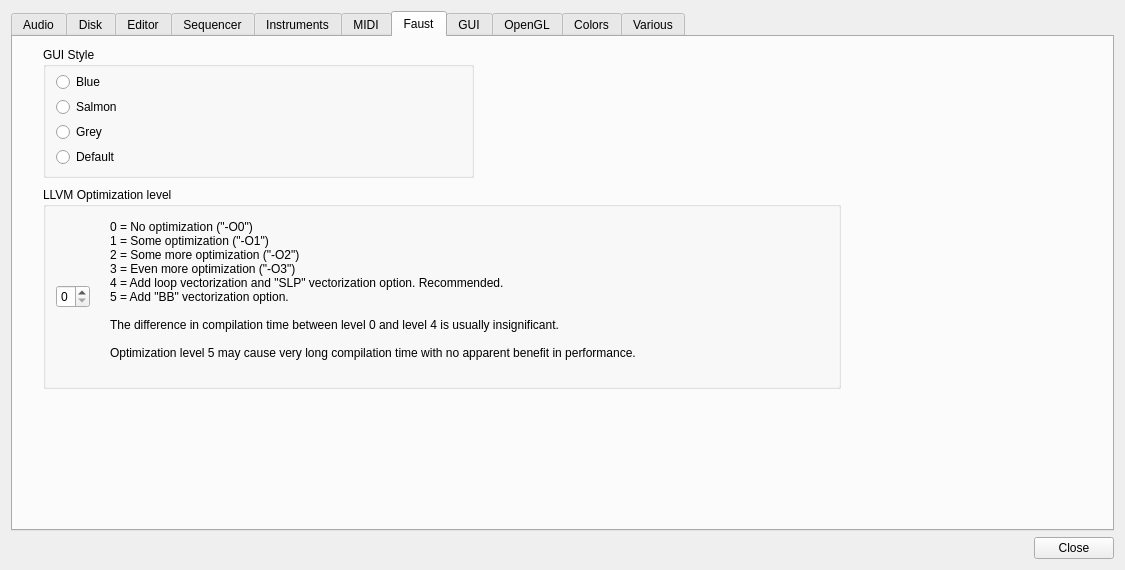
Before: the Qt Designer form Qt/qt4_preferences.ui in kmatheussen/radium, drawn with Qt 5.
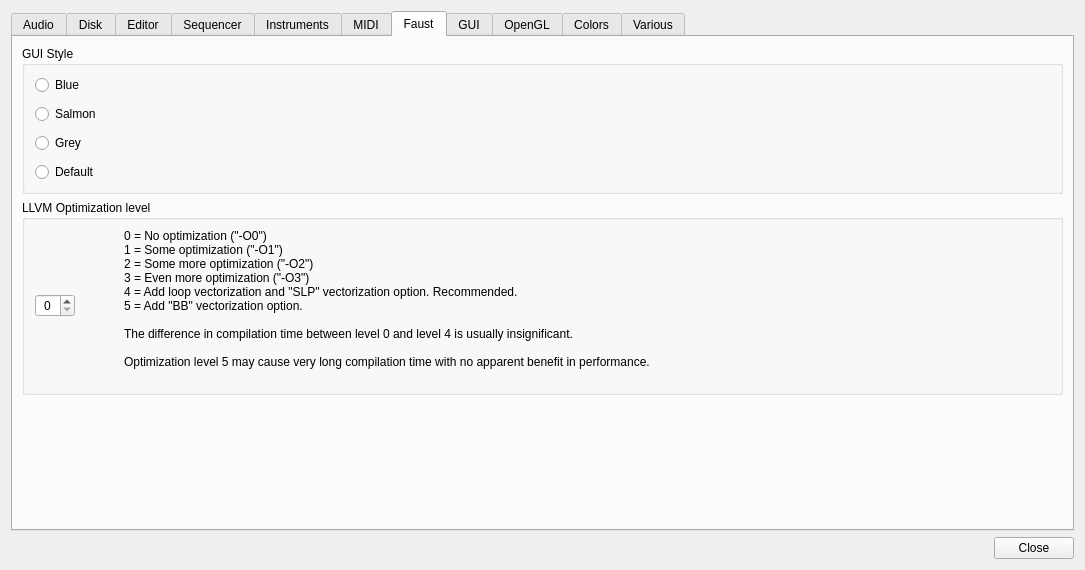
After: the same form once the commit is applied. The open tabs and pages were chosen to show the change.

Diff of the .ui file:
```diff
--- a/Qt/qt4_preferences.ui
+++ b/Qt/qt4_preferences.ui
@@ -6,7 +6,7 @@
    <rect>
     <x>0</x>
     <y>0</y>
-    <width>1125</width>
+    <width>1085</width>
     <height>570</height>
    </rect>
   </property>
@@ -5954,33 +5954,27 @@
       <attribute name="title">
        <string>Faust</string>
       </attribute>
+      <layout class="QVBoxLayout" name="verticalLayout_32">
+       <item>
       <widget class="QGroupBox" name="faust_gui_style_box">
-       <property name="geometry">
-        <rect>
-         <x>30</x>
-         <y>10</y>
-         <width>431</width>
-         <height>131</height>
-        </rect>
-       </property>
        <property name="title">
         <string>GUI Style</string>
        </property>
        <layout class="QVBoxLayout" name="verticalLayout_10">
         <property name="spacing">
-         <number>0</number>
+           <number>9</number>
         </property>
         <property name="leftMargin">
          <number>10</number>
         </property>
         <property name="topMargin">
-         <number>0</number>
+           <number>9</number>
         </property>
         <property name="rightMargin">
          <number>10</number>
         </property>
         <property name="bottomMargin">
-         <number>0</number>
+           <number>9</number>
         </property>
         <item>
          <widget class="QRadioButton" name="faust_blue_button">
@@ -6024,15 +6018,9 @@
         </item>
        </layout>
       </widget>
+       </item>
+       <item>
       <widget class="QGroupBox" name="faust_llvm_opt_level_box">
-       <property name="geometry">
-        <rect>
-         <x>30</x>
-         <y>150</y>
-         <width>798</width>
-         <height>202</height>
-        </rect>
-       </property>
        <property name="font">
         <font>
          <pointsize>9</pointsize>
@@ -6043,19 +6031,19 @@
        </property>
        <layout class="QHBoxLayout" name="horizontalLayout_4">
         <property name="spacing">
-         <number>0</number>
+           <number>9</number>
         </property>
         <property name="leftMargin">
          <number>10</number>
         </property>
         <property name="topMargin">
-         <number>0</number>
+           <number>9</number>
         </property>
         <property name="rightMargin">
          <number>10</number>
         </property>
         <property name="bottomMargin">
-         <number>0</number>
+           <number>9</number>
         </property>
         <item>
          <widget class="QSpinBox" name="faust_optimization_level">
@@ -6065,6 +6053,15 @@
             <verstretch>0</verstretch>
            </sizepolicy>
           </property>
+            <property name="minimumSize">
+             <size>
+              <width>40</width>
+              <height>0</height>
+             </size>
+            </property>
+            <property name="alignment">
+             <set>Qt::AlignCenter</set>
+            </property>
           <property name="maximum">
            <number>5</number>
           </property>
@@ -6080,7 +6077,7 @@
           </property>
           <property name="sizeHint" stdset="0">
            <size>
-            <width>20</width>
+              <width>40</width>
             <height>20</height>
            </size>
           </property>
@@ -6103,8 +6100,36 @@
           </property>
          </widget>
         </item>
-       </layout>
-      </widget>
+          <item>
+           <spacer name="horizontalSpacer_23">
+            <property name="orientation">
+             <enum>Qt::Horizontal</enum>
+            </property>
+            <property name="sizeHint" stdset="0">
+             <size>
+              <width>40</width>
+              <height>20</height>
+             </size>
+            </property>
+           </spacer>
+          </item>
+         </layout>
+        </widget>
+       </item>
+       <item>
+        <spacer name="verticalSpacer_36">
+         <property name="orientation">
+          <enum>Qt::Vertical</enum>
+         </property>
+         <property name="sizeHint" stdset="0">
+          <size>
+           <width>20</width>
+           <height>40</height>
+          </size>
+         </property>
+        </spacer>
+       </item>
+      </layout>
      </widget>
      <widget class="QWidget" name="tab_3">
       <attribute name="title">
```
Left out of the diff: 130 changed lines with no effect on the pictures. Lines whose indentation alone changed are shown as unchanged.
